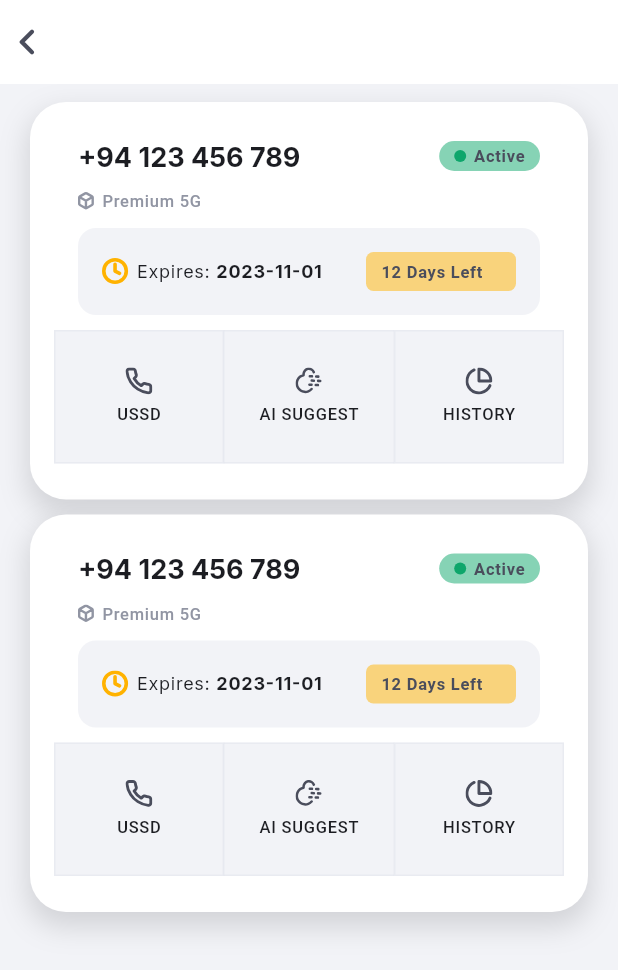
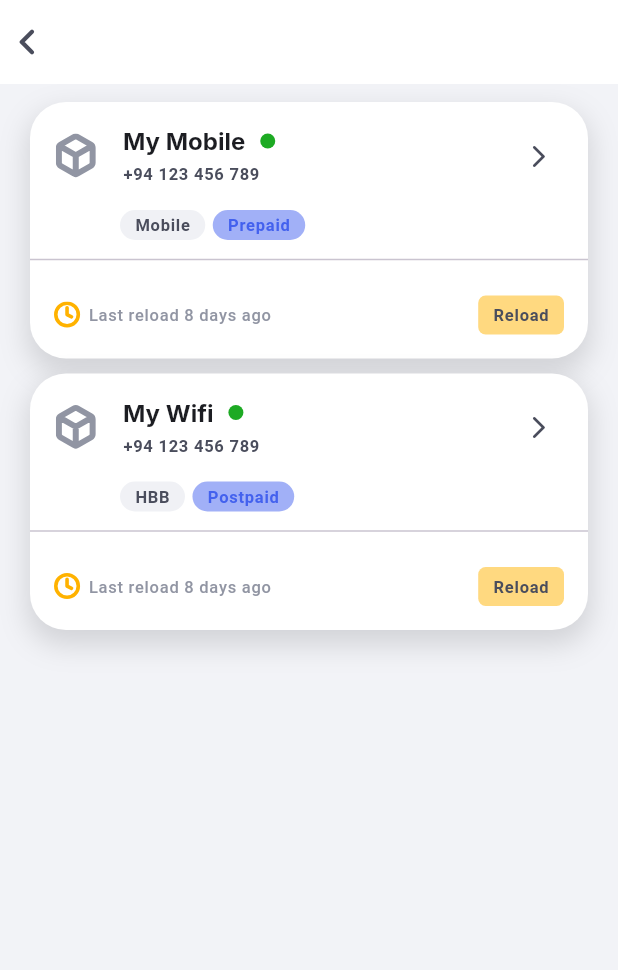
Before and after one commit to mohamedNilshad/smart_reload_system, a Flutter app: the ConnectionClientScreen screen opened directly with empty values, on a phone screen of 412 x 824 dp. Shown: the top 970 px of the screen. Run offline on Flutter 3.47's test engine with Material 3 defaults, Android fonts, the phone set to English and light mode, and no system bars; our stand-ins replace cloud_firestore, dartz, equatable, firebase_auth, firebase_core, flutter_bloc and 8 more; accounts and stored records are empty.

Commit message:
connection list  page done 1

```diff
--- a/lib/src/core/presentation/widgets/custom_card.widget.dart
+++ b/lib/src/core/presentation/widgets/custom_card.widget.dart
@@ -4,13 +4,14 @@ import 'package:smart_reload_system/src/core/constants/sizes.dart';
 
 class CCard extends StatelessWidget {
   final Widget child;
-  const CCard({super.key, required this.child});
+  final EdgeInsetsGeometry? padding;
+  const CCard({super.key, required this.child, this.padding});
 
   @override
   Widget build(BuildContext context) {
     return Container(
       width: double.infinity,
-      padding: EdgeInsets.symmetric(horizontal: Sizes.md, vertical: Sizes.lg),
+      padding: padding ?? EdgeInsets.symmetric(horizontal: Sizes.md, vertical: Sizes.lg),
       margin: EdgeInsets.symmetric(horizontal: Sizes.sm),
       decoration: BoxDecoration(
           color: AppColors.white,
--- a/lib/src/feature/client/home/presentation/screens/connection.client.screen.dart
+++ b/lib/src/feature/client/home/presentation/screens/connection.client.screen.dart
@@ -1,6 +1,8 @@
 import 'package:flutter/material.dart';
+import 'package:flutter_bloc/flutter_bloc.dart';
 import 'package:smart_reload_system/src/core/constants/sizes.dart';
 import 'package:smart_reload_system/src/core/presentation/widgets/custom_app_bars/custom_app_bar_2.widget.dart';
+import 'package:smart_reload_system/src/feature/client/home/presentation/bloc/home.bloc.dart';
 import 'package:smart_reload_system/src/feature/client/home/presentation/screens/widgets/connection_card.widget.dart';
 
 class ConnectionClientScreen extends StatefulWidget {
@@ -12,6 +14,13 @@ class ConnectionClientScreen extends StatefulWidget {
 }
 
 class _ConnectionClientScreenState extends State<ConnectionClientScreen> {
+
+  @override
+  void initState() {
+    super.initState();
+    // context.read<HomeBloc>().add(const HomeDataReset());
+  }
+
   @override
   Widget build(BuildContext context) {
     return Scaffold(
@@ -28,16 +37,20 @@ class _ConnectionClientScreenState extends State<ConnectionClientScreen> {
             spacing: 10.0,
             children: <Widget>[
               ConnectionCard(
-                connection: "+94 123 456 789",
-                expDate: '2023-11-01',
-                packageName: "Premium 5G",
-                status: 1,
+                conNumber: "+94 123 456 789",
+                lastDate: '2023-11-01',
+                conName: "My Mobile",
+                status: true,
+                conType: "Mobile",
+                conPlan: "Prepaid",
               ),
               ConnectionCard(
-                connection: "+94 123 456 789",
-                expDate: '2023-11-01',
-                packageName: "Premium 5G",
-                status: 1,
+                conNumber: "+94 123 456 789",
+                lastDate: '2023-11-01',
+                conName: "My Wifi",
+                status: true,
+                conType: "HBB",
+                conPlan: "Postpaid",
               ),
 
             ],
--- a/lib/src/feature/client/home/presentation/screens/widgets/connection_card.widget.dart
+++ b/lib/src/feature/client/home/presentation/screens/widgets/connection_card.widget.dart
@@ -1,63 +1,76 @@
 import 'package:flutter/material.dart';
 import 'package:smart_reload_system/src/core/constants/app_colors.dart';
-import 'package:smart_reload_system/src/core/constants/sizes.dart';
 import 'package:smart_reload_system/src/core/constants/svg_strings.dart';
 import 'package:smart_reload_system/src/core/presentation/widgets/custom_card.widget.dart';
 import 'package:smart_reload_system/src/core/presentation/widgets/custom_chip.widget.dart';
 import 'package:smart_reload_system/src/core/presentation/widgets/custom_text/label_text.widget.dart';
-import 'package:smart_reload_system/src/core/presentation/widgets/custom_text/sub_headline_text.widget.dart';
+import 'package:smart_reload_system/src/core/presentation/widgets/custom_text/sub_title_text.widget.dart';
+import 'package:smart_reload_system/src/core/presentation/widgets/custom_text/title_text.widget.dart';
 import 'package:smart_reload_system/src/core/presentation/widgets/svg_builder.widget.dart';
 
 class ConnectionCard extends StatelessWidget {
-  final String connection;
-  final int status;
-  final String packageName;
-  final String expDate;
-  const ConnectionCard({super.key, required this.connection, required this.status, required this.packageName, required this.expDate});
+  final String conNumber;
+  final String conName;
+  final String conType;
+  final String? conPlan;
+  final bool status;
+  final String lastDate;
+  const ConnectionCard({super.key, required this.conNumber, required this.status, required this.conName, required this.conType, this.conPlan, required this.lastDate});
 
   @override
   Widget build(BuildContext context) {
     return CCard(
+      padding: EdgeInsets.zero,
       child: Column(
         spacing: 10,
         children: [
-          Padding(
-            padding: const EdgeInsets.symmetric(horizontal: 16.0),
-            child: Column(
+          Column(
+            children: [
+              ListTile(
+                leading: SizedBox(
+                  width: 30,
+                  height: 30,
+                  child: CSvgBuilder(
+                    path: SvgStrings.box,
+                    colorFilter: ColorFilter.mode(AppColors.darkGrey, BlendMode.srcIn),
+                  ),
+                ),
+                title: Row(
+                  mainAxisSize: MainAxisSize.min,
                   spacing: 10,
                   children: [
-                Row(
-                  mainAxisAlignment: MainAxisAlignment.spaceBetween,
-                  children: [
-                    SubHeadlineText(text: connection),
-                    CChip(
-                      label: "Active",
-                      bgColor: AppColors.buttonGreen,
-                      fontColor: AppColors.darkerGrey,
-                      enableStatus: true,
+                    TitleText(text: conName),
+                    CircleAvatar(
+                      radius: 5,
+                      backgroundColor: status ? AppColors.green : AppColors.red,
                     ),
                   ],
                 ),
-                Row(
+                subtitle: SubTitleText(text: conNumber, color: AppColors.darkerGrey),
+                trailing: Icon(Icons.arrow_forward_ios_rounded, size: 18, color: AppColors.darkerGrey),
+              ),
+              Padding(
+                padding: const EdgeInsets.only(left: 60.0),
+                child: Row(
                   spacing: 5,
                   children: [
-                    CSvgBuilder(
-                      path: SvgStrings.box,
-                      colorFilter: ColorFilter.mode(AppColors.darkGrey, BlendMode.srcIn),
+                    CChip(label: conType),
+                    if(conPlan != null)...{
+                      CChip(
+                        label: conPlan!,
+                        bgColor: AppColors.primary,
+                        fontColor: AppColors.primary,
                       ),
-                    LabelText(
-                      text: packageName,
-                      color: AppColors.darkGrey,
-                    ),
+                    }
+
                   ],
                 ),
-                Container(
-                  width: double.infinity,
-                  padding: EdgeInsets.all(Sizes.md),
-                  decoration: BoxDecoration(
-                    color: AppColors.softGrey,
-                    borderRadius: BorderRadius.circular(Sizes.borderRadiusLg),
               ),
+              SizedBox(height: 5),
+              Divider(),
+
+              Padding(
+                padding: const EdgeInsets.all(16.0),
                 child: Row(
                   spacing: 5,
                   children: [
@@ -66,26 +79,13 @@ class ConnectionCard extends StatelessWidget {
                       width: 18,
                       colorFilter: ColorFilter.mode(AppColors.accent, BlendMode.srcIn),
                     ),
-                      RichText(
-                        text: TextSpan(
-                          text: 'Expires: ',
-                          style: Theme.of(context).textTheme.labelMedium?.copyWith(
-                            color: AppColors.black,
-                          ),
-                          children: <TextSpan>[
-                            TextSpan(
-                              text: expDate,
-                              style: Theme.of(context).textTheme.labelMedium?.copyWith(
-                                color: AppColors.black,
-                                fontWeight: FontWeight.bold,
-                              ),
-                            ),
-                          ],
-                        ),
+                    LabelText(
+                      text: "Last reload 8 days ago",//get days from last date
+                      color: AppColors.darkGrey,
                     ),
                     Spacer(),
                     CChip(
-                        label: "12 Days Left",
+                      label: "Reload",
                       bgColor: AppColors.accent,
                       fontColor: AppColors.darkerGrey,
                       borderRadius: 5,
@@ -96,58 +96,10 @@ class ConnectionCard extends StatelessWidget {
               ),
             ],
           ),
-          ),
-          Row(
-            children: [
-              bottomWidget(
-                context: context,
-                icon: SvgStrings.phone,
-                label: "USSD",
-              ),
-              bottomWidget(
-                context: context,
-                icon: SvgStrings.suggest,
-                label: "AI SUGGEST",
-                border: false,
-              ),
-              bottomWidget(
-                context: context,
-                icon: SvgStrings.history,
-                label: "HISTORY",
-              ),
-            ],
-          ),
         ],
       ),
     );
   }
 
-  Widget bottomWidget({required BuildContext context, required String icon, required String label, bool border = true}){
-    return Expanded(
-      child: Container(
-        padding: EdgeInsets.symmetric(vertical: Sizes.lg),
-        decoration: BoxDecoration(
-          color: AppColors.softGrey,
-          border: Border(
-            top: BorderSide(color: AppColors.grey.withValues(alpha: 0.5)),
-            bottom: BorderSide(color: AppColors.grey.withValues(alpha: 0.5)),
-            right: BorderSide(color: AppColors.grey.withValues(alpha: 0.5), width: border ? 1 : 0),
-            left: BorderSide(color: AppColors.grey.withValues(alpha: 0.5), width: border ? 1 : 0),
-          ),
-        ),
-        child: Column(
-          spacing: 5,
-          children: [
-            CSvgBuilder(
-              path: icon,
-              width: 18,
-              colorFilter: ColorFilter.mode(AppColors.darkerGrey, BlendMode.srcIn),
-            ),
-            LabelText(text: label),
-          ],
-        ),
-      ),
-    );
-  }
 
 }
--- a/lib/src/injection_container.dart
+++ b/lib/src/injection_container.dart
@@ -30,17 +30,13 @@ Future<void> init() async{
   sl.registerLazySingleton(() => const FlutterSecureStorage());
 
   /// Data source
-  sl.registerLazySingleton<AuthRemoteDataSource>(
-        () => AuthRemoteDataSourceImpl(firebaseAuth: sl(), firestore: sl()),
-  );
-  sl.registerLazySingleton<AuthLocalDataSource>(
-        () => AuthLocalDataSourceImpl(sl()),
-  );
+  sl.registerLazySingleton<AuthRemoteDataSource>(() => AuthRemoteDataSourceImpl(firebaseAuth: sl(), firestore: sl()));
+  sl.registerLazySingleton<AuthLocalDataSource>(() => AuthLocalDataSourceImpl(sl()));
+  sl.registerLazySingleton<HomeRemoteDataSource>(() => HomeRemoteDataSourceImpl(firestore: sl(), firebaseAuth: sl()));
 
   /// Repository
-  sl.registerLazySingleton<AuthRepo>(
-        () => AuthRepoImpl(remoteDataSource: sl(), localDataSource: sl()),
-  );
+  sl.registerLazySingleton<AuthRepo>(() => AuthRepoImpl(remoteDataSource: sl(), localDataSource: sl()));
+  sl.registerLazySingleton<HomeRepo>(() => HomeRepoImpl(remoteDataSource: sl()));
 
   /// Use cases
   sl.registerLazySingleton(() => LoginUseCase(sl()));
@@ -48,40 +44,11 @@ Future<void> init() async{
   sl.registerLazySingleton(() => WatchAuthStateUseCase(sl()));
   sl.registerLazySingleton(() => GetCachedUserUseCase(sl()));
   sl.registerLazySingleton(() => LogoutUseCase(sl()));
-
-  /// Bloc
-  sl.registerLazySingleton(
-        () => AuthBloc(
-      loginUseCase: sl(),
-      registerUseCase: sl(),
-      logoutUseCase: sl(),
-    ),
-  );
-  sl.registerLazySingleton(
-        () => SessionCubit(watchAuthStateUseCase: sl(), getCachedUserUseCase: sl()),
-  );
-
-  /// Home Feature - Data source
-  sl.registerLazySingleton<HomeRemoteDataSource>(
-        () => HomeRemoteDataSourceImpl(firestore: sl(), firebaseAuth: sl()),
-  );
-
-  /// Home Feature - Repository
-  sl.registerLazySingleton<HomeRepo>(
-        () => HomeRepoImpl(remoteDataSource: sl()),
-  );
-
-  /// Home Feature - Use cases
   sl.registerLazySingleton(() => GetBannerNewsUseCase(sl()));
   sl.registerLazySingleton(() => GetVendorsUseCase(sl()));
 
-  /// Home Feature - Bloc
-  sl.registerLazySingleton(
-        () => HomeBloc(
-      getBannerNewsUseCase: sl(),
-      getVendorsUseCase: sl(),
-    ),
-  );
-
-
+  /// Bloc
+  sl.registerLazySingleton(() => AuthBloc(loginUseCase: sl(), registerUseCase: sl(), logoutUseCase: sl()));
+  sl.registerLazySingleton(() => SessionCubit(watchAuthStateUseCase: sl(), getCachedUserUseCase: sl()));
+  sl.registerLazySingleton(() => HomeBloc(getBannerNewsUseCase: sl(), getVendorsUseCase: sl()));
 }
```
Lines whose indentation alone changed are shown as unchanged.
